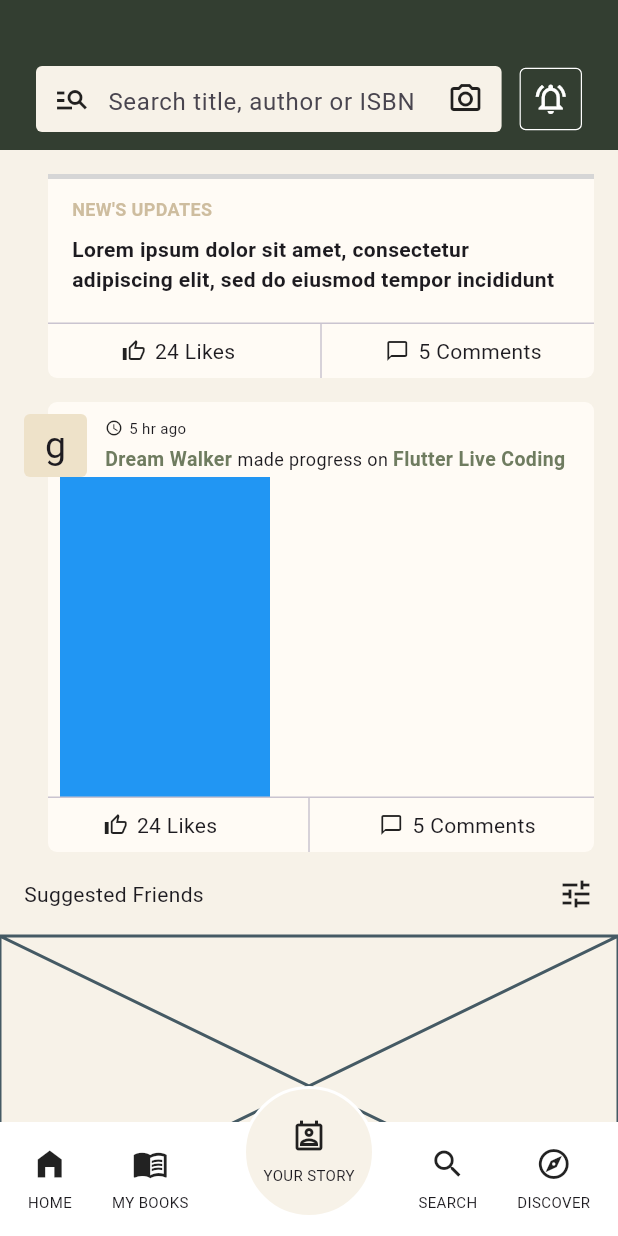
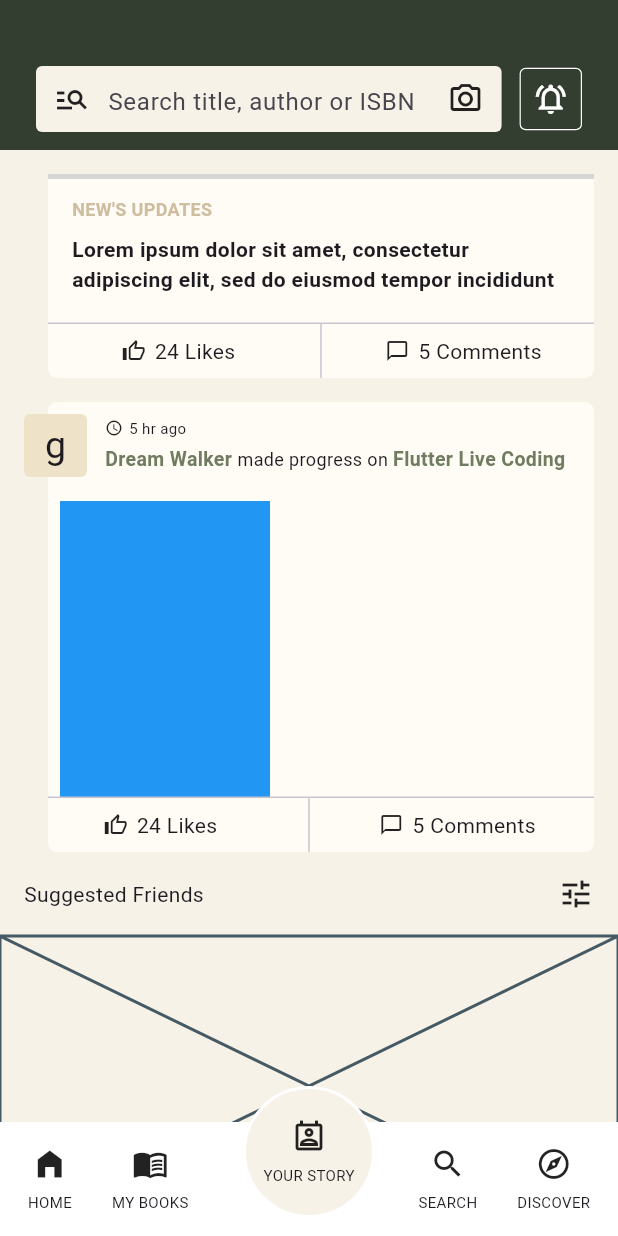
Before and after one commit to JAICHANGPARK/flutter_notebook_chapter_43, a Flutter app: the NewsFeedHomePage screen opened directly, scrolled down 164 dp, on a phone screen of 412 x 824 dp. Run offline on Flutter 3.47's test engine with Material 3 defaults, Android fonts, the phone set to English and light mode, and no system bars; our stand-ins replace gap, hugeicons; network calls fail; grey boxes are pictures that could not be loaded.

Commit message:
Update news_feed_home_page.dart

```diff
--- a/lib/ep2163_newsfeed_app/views/news_feed_home_page.dart
+++ b/lib/ep2163_newsfeed_app/views/news_feed_home_page.dart
@@ -307,12 +307,13 @@ class _NewsFeedHomePageState extends State<NewsFeedHomePage> {
                                           ),
                                         ],
                                       ),
+
                                       Expanded(
                                         child: Column(
                                           children: [
                                             Expanded(
                                               child: Padding(
-                                                padding: const EdgeInsets.only(left: 24),
+                                                padding: const EdgeInsets.only(left: 24,top: 16, ),
                                                 child: Row(
                                                   children: [
                                                     Container(
```
